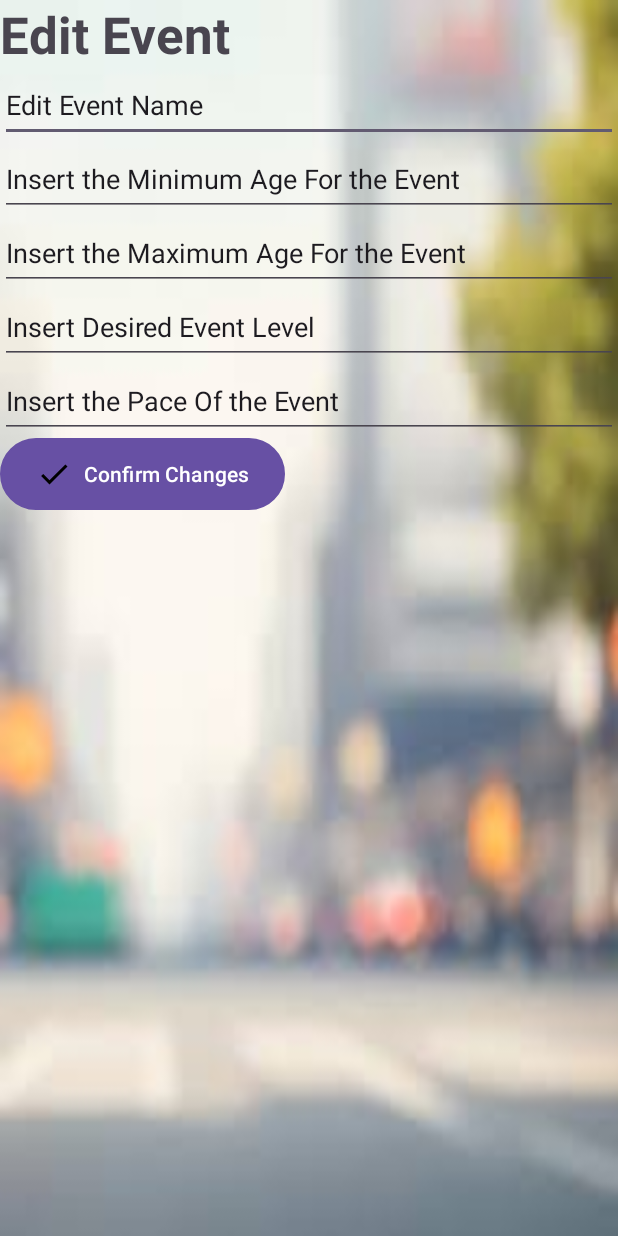
After one commit to krasc094/SEG-2105-Project, an Android app: the EditEvent screen opened directly, with no data from a screen before it, on a phone screen of 412 x 824 dp. The commit adds this screen. Run offline under Robolectric (Android 15) with nearby library versions, the phone set to English and light mode, and no system bars.

Commit message:
Edits made to event's activities and java file.

```diff
--- a/app/src/main/AndroidManifest.xml
+++ b/app/src/main/AndroidManifest.xml
@@ -12,11 +12,12 @@
         android:supportsRtl="true"
         android:theme="@style/Theme.GCCCylclingMobileApplication"
         tools:targetApi="31">
-
+        <activity
+            android:name=".EditEvent"
+            android:exported="false" />
         <activity
             android:name=".WelcomeScreen"
             android:exported="false" />
-
         <activity
             android:name=".MainActivity"
             android:exported="true">
@@ -26,19 +27,15 @@
                 <category android:name="android.intent.category.LAUNCHER" />
             </intent-filter>
         </activity>
-
         <activity
             android:name=".SignupScreen"
             android:exported="false" />
-
         <activity
             android:name=".LoginScreen"
             android:exported="false" />
-
         <activity
             android:name=".EventListActivity"
-            android:exported="false" />
-
+            android:exported="true" />
     </application>
 
 </manifest>
--- /dev/null
+++ b/app/src/main/java/com/example/gcccylclingmobileapplication/EditEvent.java
@@ -0,0 +1,14 @@
+package com.example.gcccylclingmobileapplication;
+
+import androidx.appcompat.app.AppCompatActivity;
+
+import android.os.Bundle;
+
+public class EditEvent extends AppCompatActivity {
+
+    @Override
+    protected void onCreate(Bundle savedInstanceState) {
+        super.onCreate(savedInstanceState);
+        setContentView(R.layout.activity_edit_event);
+    }
+}
--- /dev/null
+++ b/app/src/main/res/drawable/baseline_check_24.xml
@@ -0,0 +1,5 @@
+<vector android:height="24dp" android:tint="#000000"
+    android:viewportHeight="24" android:viewportWidth="24"
+    android:width="24dp" xmlns:android="http://schemas.android.com/apk/res/android">
+    <path android:fillColor="@android:color/white" android:pathData="M9,16.17L4.83,12l-1.42,1.41L9,19 21,7l-1.41,-1.41z"/>
+</vector>
--- /dev/null
+++ b/app/src/main/res/layout/activity_edit_event.xml
@@ -0,0 +1,84 @@
+<?xml version="1.0" encoding="utf-8"?>
+<androidx.constraintlayout.widget.ConstraintLayout xmlns:android="http://schemas.android.com/apk/res/android"
+    xmlns:app="http://schemas.android.com/apk/res-auto"
+    xmlns:tools="http://schemas.android.com/tools"
+    android:layout_width="match_parent"
+    android:layout_height="match_parent"
+    tools:context=".EditEvent">
+
+    <LinearLayout
+        android:layout_width="match_parent"
+        android:layout_height="match_parent"
+        android:orientation="vertical">
+
+        <ImageView
+            android:id="@+id/imageView"
+            android:layout_width="match_parent"
+            android:layout_height="match_parent"
+            android:background="@drawable/road_pic" />
+    </LinearLayout>
+
+    <LinearLayout
+        android:layout_width="match_parent"
+        android:layout_height="match_parent"
+        android:orientation="vertical">
+
+        <TextView
+            android:id="@+id/textView"
+            android:layout_width="wrap_content"
+            android:layout_height="wrap_content"
+            android:text="@string/event_edit"
+            android:textSize="34sp"
+            android:textStyle="bold" />
+
+        <EditText
+            android:id="@+id/editEventName"
+            android:layout_width="match_parent"
+            android:layout_height="49dp"
+            android:ems="10"
+            android:inputType="text"
+            android:text="@string/event_editName" />
+
+        <EditText
+            android:id="@+id/text_minEventAge"
+            android:layout_width="match_parent"
+            android:layout_height="49dp"
+            android:ems="10"
+            android:inputType="text"
+            android:text="@string/min_event_age" />
+
+        <EditText
+            android:id="@+id/text_maxEventAge"
+            android:layout_width="match_parent"
+            android:layout_height="49dp"
+            android:ems="10"
+            android:inputType="text"
+            android:text="@string/max_event_age" />
+
+        <EditText
+            android:id="@+id/text_eventlvl"
+            android:layout_width="match_parent"
+            android:layout_height="49dp"
+            android:ems="10"
+            android:inputType="text"
+            android:text="@string/event_lvl" />
+
+        <EditText
+            android:id="@+id/text_eventPace"
+            android:layout_width="match_parent"
+            android:layout_height="49dp"
+            android:ems="10"
+            android:inputType="text"
+            android:text="@string/event_pace" />
+
+        <Button
+            android:id="@+id/btn_eventConfirm"
+            android:layout_width="wrap_content"
+            android:layout_height="wrap_content"
+            android:background="@drawable/button_background"
+            android:backgroundTint="@color/green"
+            android:drawableLeft="@drawable/baseline_check_24"
+            android:text="@string/event_confirm" />
+    </LinearLayout>
+
+</androidx.constraintlayout.widget.ConstraintLayout>
--- a/app/src/main/res/layout/activity_event.xml
+++ b/app/src/main/res/layout/activity_event.xml
@@ -4,7 +4,7 @@
     xmlns:tools="http://schemas.android.com/tools"
     android:layout_width="match_parent"
     android:layout_height="match_parent"
-    tools:context=".event">
+    tools:context=".EventListActivity">
 
     <ImageView
         android:id="@+id/img_background"
@@ -52,6 +52,19 @@
             android:layout_height="10dp" />
 
         <Button
+            android:id="@+id/btn_editEvent"
+            android:layout_width="wrap_content"
+            android:layout_height="wrap_content"
+            android:layout_gravity="center"
+            android:text="@string/event_edit"
+            android:drawableLeft="@drawable/baseline_edit_24"
+            />
+
+        <Space
+            android:layout_width="match_parent"
+            android:layout_height="10dp" />
+
+        <Button
             android:id="@+id/btn_updateEvent"
             android:layout_width="wrap_content"
             android:layout_height="wrap_content"
--- a/app/src/main/res/values/strings.xml
+++ b/app/src/main/res/values/strings.xml
@@ -36,6 +36,13 @@
     <string name="event_name">Enter the Name of The Event</string>
     <string name="btn_update">Update</string>
 
+    <string name="event_editName">Edit Event Name</string>
+    <string name="min_event_age">Insert the Minimum Age For the Event</string>
+    <string name="max_event_age">Insert the Maximum Age For the Event</string>
+    <string name="event_lvl">Insert Desired Event Level</string>
+    <string name="event_pace">Insert the Pace Of the Event</string>
+    <string name="event_confirm">Confirm Changes</string>
+
 
     <string-array name="account_type">
         <item> Cycling Club </item>
```
